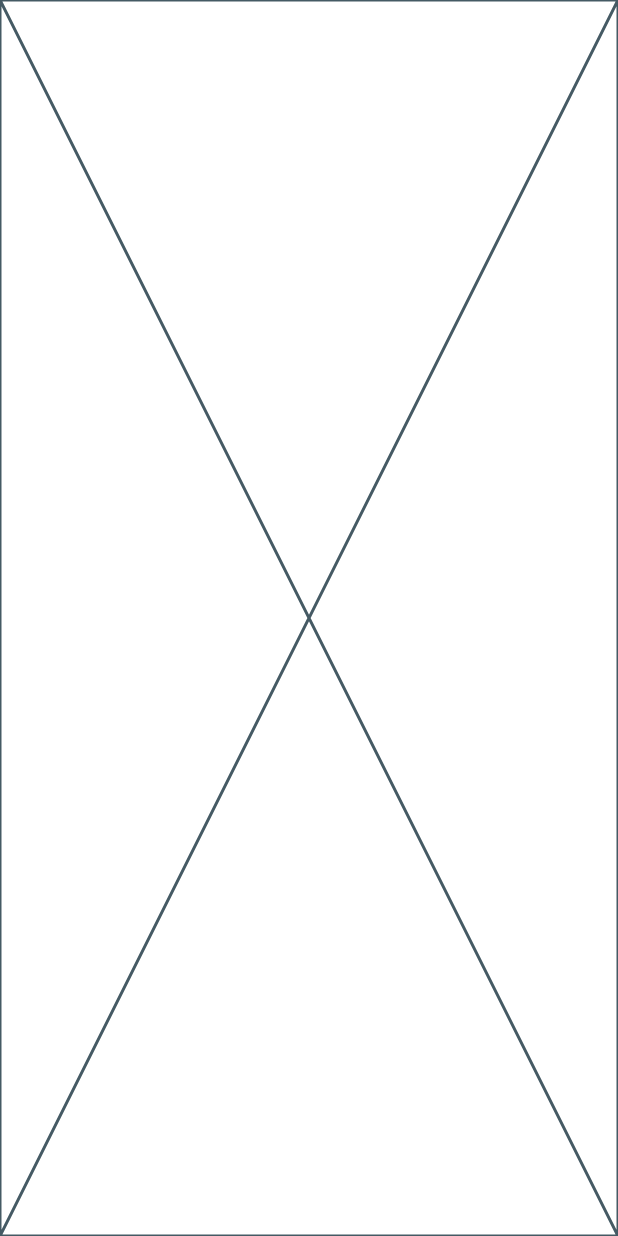
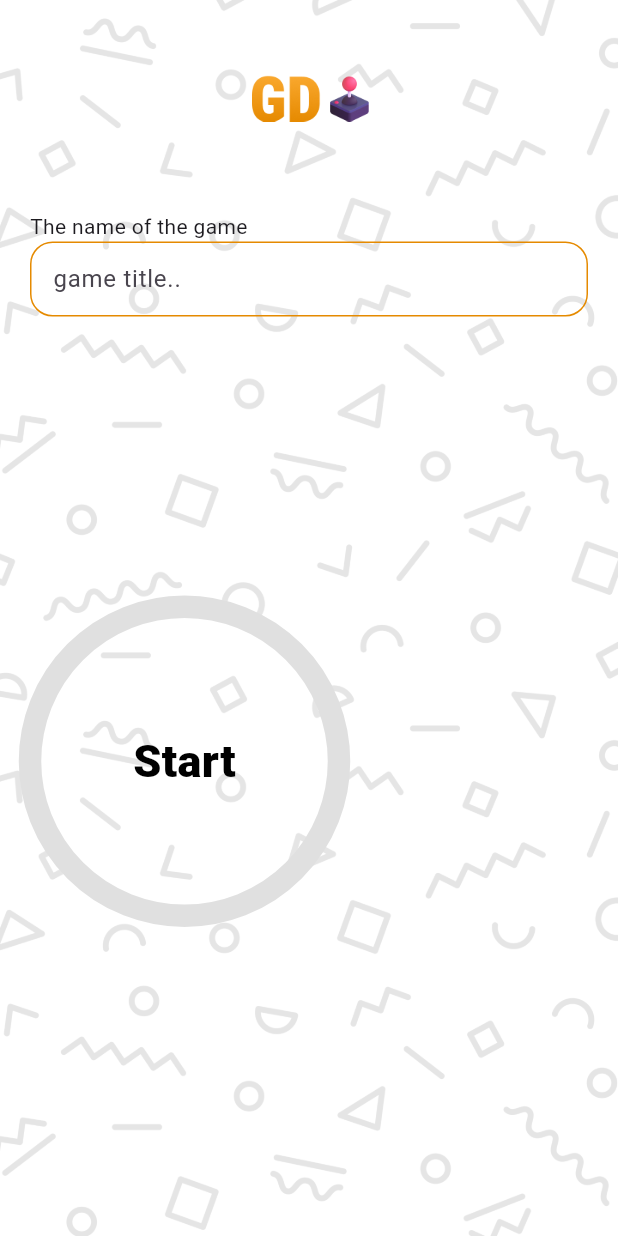
Before and after one commit to ismail036/Gamer_Diary, a Flutter app: the screen it shows after launch, after a tap on "In-game time tracker", on a phone screen of 412 x 824 dp. Run offline on Flutter 3.47's test engine with Material 3 defaults, Android fonts, the phone set to English and light mode, and no system bars; drawn by our look-alikes of circular_countdown_timer; our stand-ins replace dropdown_button2, flutter_expandable_fab, flutter_svg, image_picker, sqflite; accounts and stored records are empty.

Commit message:
Time Tracker page edited

```diff
--- a/lib/timeTracker.dart
+++ b/lib/timeTracker.dart
@@ -1,10 +1,115 @@
 import 'package:flutter/material.dart';
+import 'package:circular_countdown_timer/circular_countdown_timer.dart';
+
 
 class TimeTracker extends StatelessWidget {
   const TimeTracker({super.key});
 
   @override
   Widget build(BuildContext context) {
-    return const Placeholder();
+    return Container(
+      decoration: BoxDecoration(
+        color: Colors.white,
+        image: DecorationImage(
+          image: AssetImage('assets/background.png'),
+          // Replace 'background_image.jpg' with your image path
+          fit: BoxFit
+              .cover, // You can change the BoxFit as per your requirement
+        ),
+      ),
+      child: Scaffold(
+        backgroundColor: Colors.transparent,
+        body: TimeTrackerBody(),
+      ),
+    );
   }
 }
+
+class TimeTrackerBody extends StatefulWidget {
+  const TimeTrackerBody({super.key});
+
+  @override
+  State<TimeTrackerBody> createState() => _TimeTrackerBodyState();
+}
+
+class _TimeTrackerBodyState extends State<TimeTrackerBody> {
+  @override
+  Widget build(BuildContext context) {
+    return Container(
+      margin: EdgeInsets.all(20),
+      child: Column(
+        mainAxisAlignment: MainAxisAlignment.start,
+        crossAxisAlignment: CrossAxisAlignment.start,
+        children: [
+          SizedBox(height: 30,),
+          Center(
+            child: Image.asset(
+              'assets/appBarImage.png',
+              width: 80,
+            ),),
+          SizedBox(height: 60,),
+          Text("The name of the game",
+            textAlign: TextAlign.left,
+          ),
+          Container(
+            width: MediaQuery.of(context).size.width,
+            padding: EdgeInsets.symmetric(horizontal: 10),
+            decoration: BoxDecoration(
+              border: Border.all(
+                color: Color(0xFFE58A00), // #E58A00 in hex
+                width: 1.0, // 1px
+              ),
+              borderRadius: BorderRadius.circular(15),
+            ),
+            child: TextField(
+              decoration: InputDecoration(
+                border: InputBorder.none,
+                hintText: ' game title..',
+              ),
+            ),
+          ),
+
+          Expanded(
+            child: CircularCountDownTimer(
+              duration: 100,
+              initialDuration: 0,
+              controller: CountDownController(),
+              width: MediaQuery.of(context).size.width / 2,
+              height: MediaQuery.of(context).size.height / 2,
+              ringColor: Colors.grey[300]!,
+              ringGradient: null,
+              fillColor: Colors.indigo,
+              fillGradient: null,
+              backgroundGradient: null,
+              strokeWidth: 15.0,
+              strokeCap: StrokeCap.round,
+              textStyle: TextStyle(
+                  fontSize: 30.0, color: Colors.black, fontWeight: FontWeight.w900),
+              textFormat: CountdownTextFormat.HH_MM_SS,
+              isReverse: false,
+              isReverseAnimation: false,
+              isTimerTextShown: true,
+              autoStart: true,
+              onStart: () {
+                debugPrint('Countdown Started');
+              },
+              onComplete: () {
+
+              },
+              onChange: (String timeStamp) {
+                print('Countdown Changed $timeStamp');
+              },
+              timeFormatterFunction: (defaultFormatterFunction, duration) {
+                if (duration.inSeconds == 0) {
+                  return "Start";
+                } else {
+                  return Function.apply(defaultFormatterFunction, [duration]);
+                }
+              },
+            ),
+          ),
+        ],
+      ),
+    );
+  }
+}
--- a/pubspec.yaml
+++ b/pubspec.yaml
@@ -51,6 +51,7 @@ dev_dependencies:
   flutter_svg: ^2.0.10+1
   image_picker: ^1.0.7
   dropdown_button2: ^2.3.9
+  circular_countdown_timer: ^0.2.3
 
 # For information on the generic Dart part of this file, see the
 # following page: https://dart.dev/tools/pub/pubspec
```
Also changed, not shown: pubspec.lock.
